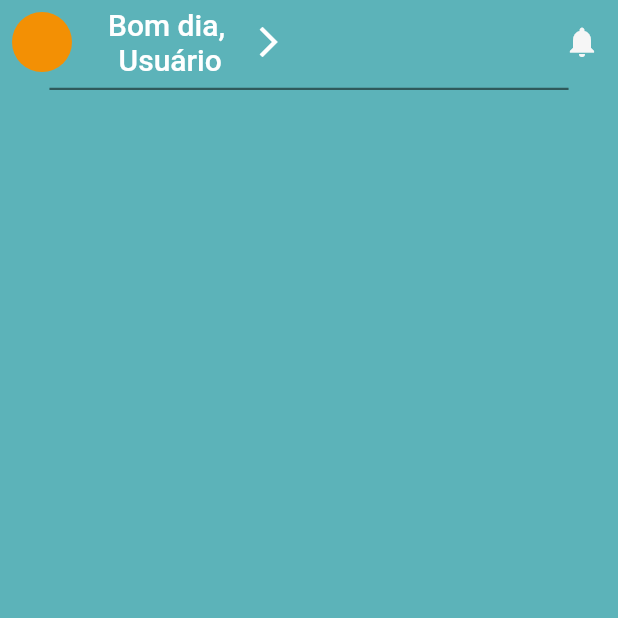
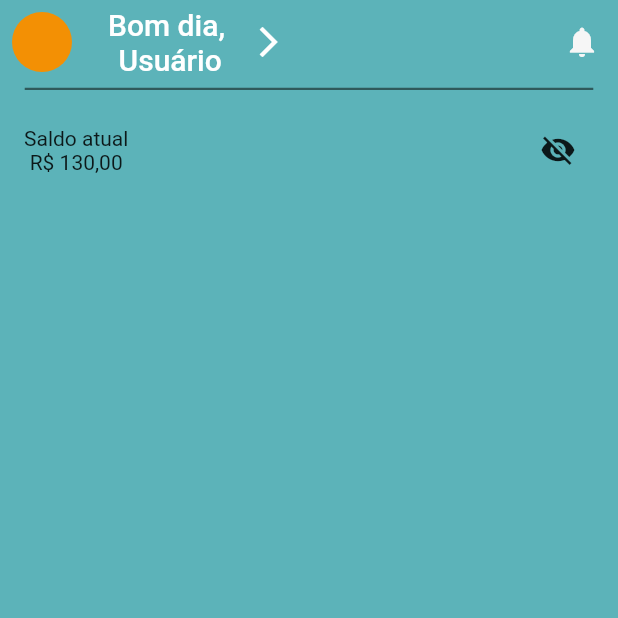
Before and after one commit to ncn-freedev/controle_gastos_prototipo, a Flutter app: the screen it shows after launch, on a phone screen of 412 x 824 dp, the top half of it. Run offline on Flutter 3.47's test engine with Material 2 defaults, Android fonts, the light colour scheme and no system bars.

Commit message:
Cash Balance Bar's creation

```diff
--- /dev/null
+++ b/lib/pages/cash_balance_bar/cash_balance_bar.dart
@@ -0,0 +1,53 @@
+import 'package:flutter/material.dart';
+import 'package:flutter/src/widgets/container.dart';
+import 'package:flutter/src/widgets/framework.dart';
+import 'package:flutter/widgets.dart';
+
+class CashBalanceBar extends StatefulWidget {
+  const CashBalanceBar({super.key});
+
+  @override
+  State<CashBalanceBar> createState() => _CashBalanceBarState();
+}
+
+class _CashBalanceBarState extends State<CashBalanceBar> {
+  bool obscure = true;
+  Icon icon = const Icon(Icons.visibility_off);
+  String balanceText = '130,00';
+  String textTemp = '';
+  @override
+  Widget build(BuildContext context) {
+    return Padding(
+      padding: const EdgeInsets.all(16.0),
+      child: Row(
+        mainAxisAlignment: MainAxisAlignment.spaceBetween,
+        children: [
+          Column(
+            children: [
+              const Text('Saldo atual'),
+              Text(
+                'R\$ $balanceText',
+              ),
+            ],
+          ),
+          IconButton(
+              onPressed: () {
+                setState(() {
+                  if (obscure) {
+                    icon = const Icon(Icons.visibility);
+                    obscure = false;
+                    textTemp = balanceText;
+                    balanceText = '*******';
+                  } else {
+                    icon = const Icon(Icons.visibility_off);
+                    obscure = true;
+                    balanceText = textTemp;
+                  }
+                });
+              },
+              icon: icon)
+        ],
+      ),
+    );
+  }
+}
--- a/lib/pages/homescreen/homescreen.dart
+++ b/lib/pages/homescreen/homescreen.dart
@@ -1,3 +1,4 @@
+import 'package:controle_gastos_prototipo/pages/cash_balance_bar/cash_balance_bar.dart';
 import 'package:flutter/material.dart';
 
 import '../../widgets/appbar/appbar.dart';
@@ -12,8 +13,15 @@ class HomeScreen extends StatefulWidget {
 class _HomeScreenState extends State<HomeScreen> {
   @override
   Widget build(BuildContext context) {
-    return const Scaffold(
-      appBar: MyAppBar(),
+    return Scaffold(
+      appBar: const MyAppBar(),
+      body: SingleChildScrollView(
+        child: Column(
+          children: const [
+            CashBalanceBar(),
+          ],
+        ),
+      ),
     );
   }
 }
--- a/lib/widgets/appbar/appbar.dart
+++ b/lib/widgets/appbar/appbar.dart
@@ -14,7 +14,7 @@ class MyAppBar extends StatelessWidget implements PreferredSizeWidget {
         child: Container(
           color: const Color(0xff2f595b),
           height: 1.5,
-          width: MediaQuery.of(context).size.width * 0.84,
+          width: MediaQuery.of(context).size.width * 0.92,
         ),
       ),
       leading: const UserPhoto(),
```
